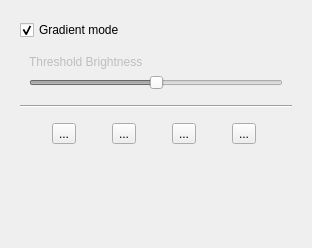
Old version of the form src/widgets/panels/image-panel.ui in the repository flux3dp/swiftray.
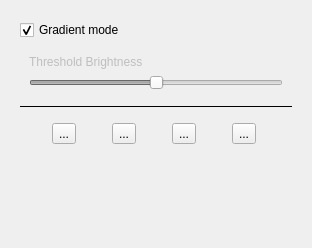
New version of the form. Icons and pictures are not drawn.

What changed in the file:
```diff
--- a/src/widgets/panels/image-panel.ui
+++ b/src/widgets/panels/image-panel.ui
@@ -44,7 +44,7 @@
       <property name="geometry">
        <rect>
         <x>0</x>
-        <y>-7</y>
+        <y>0</y>
         <width>273</width>
         <height>231</height>
        </rect>
@@ -97,6 +97,9 @@
        </item>
        <item>
         <widget class="Line" name="line">
+         <property name="frameShadow">
+          <enum>QFrame::Plain</enum>
+         </property>
          <property name="orientation">
           <enum>Qt::Horizontal</enum>
          </property>
```
